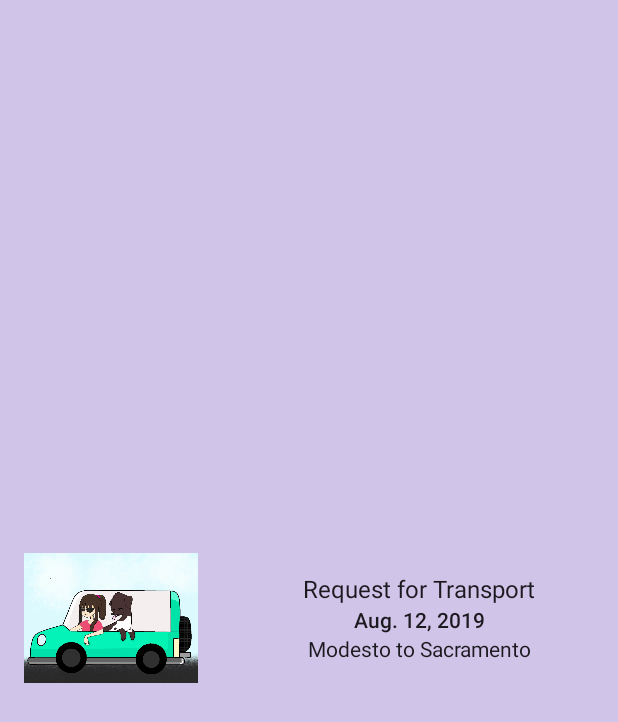
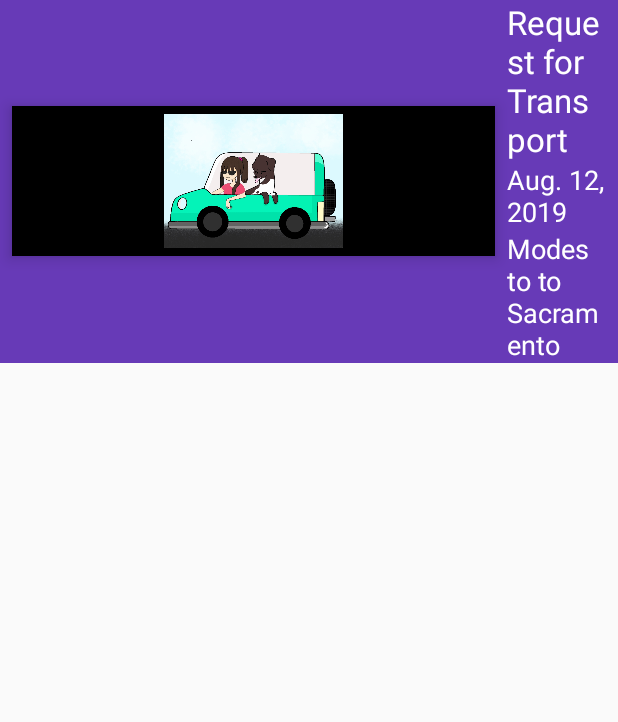
Before and after one commit to Rdy2code/TransportNow, an Android app: the layout transport_widget_provider.xml on its own in the app's theme, with its tools: preview values and no code run, on a phone screen of 412 x 824 dp. Shown: the top 722 px of the screen. Run offline under Robolectric (Android 15) with nearby library versions, the phone set to English and light mode, and no system bars.

Commit message:
Optimize layout for widget. Add PendingIntent to launch MainActivity.

```diff
--- /dev/null
+++ b/app/src/main/res/drawable/image_border.xml
@@ -0,0 +1,8 @@
+<?xml version="1.0" encoding="UTF-8"?>
+<shape
+    xmlns:android="http://schemas.android.com/apk/res/android">
+    <solid android:color="#000000" />
+    <stroke android:width="1dp" android:color="#000000" />
+    <padding android:left="1dp" android:top="1dp" android:right="1dp"
+        android:bottom="1dp" />
+</shape>
--- a/app/src/main/res/layout/transport_widget_provider.xml
+++ b/app/src/main/res/layout/transport_widget_provider.xml
@@ -3,30 +3,34 @@
     xmlns:android="http://schemas.android.com/apk/res/android"
     xmlns:app="http://schemas.android.com/apk/res-auto"
     xmlns:tools="http://schemas.android.com/tools"
-    android:layout_width="match_parent"
-    android:layout_height="match_parent"
+    android:layout_width="wrap_content"
+    android:layout_height="wrap_content"
     android:layout_margin="@dimen/widget_margin"
-    android:background="@color/colorPrimaryLight"
-    android:orientation="horizontal">
+    android:orientation="horizontal"
+    android:background="@color/colorPrimary">
 
     <ImageView
         android:id="@+id/widget_image"
         android:layout_width="0dp"
-        android:layout_height="wrap_content"
+        android:layout_height="100dp"
         android:layout_weight="1"
         android:contentDescription="@string/app_icon_image"
         android:src="@drawable/launch_icon"
-        android:layout_margin="@dimen/standard_padding_margin"
-        android:layout_gravity="center">
+        android:layout_margin="8dp"
+        android:layout_gravity="left|center_vertical"
+        android:elevation="6dp"
+        android:background="@drawable/image_border"
+        android:padding="5dp"
+        android:cropToPadding="true">
     </ImageView>
 
     <LinearLayout
         android:layout_width="0dp"
         android:layout_height="wrap_content"
-        android:layout_margin="@dimen/standard_padding_margin"
         android:orientation="vertical"
         android:layout_weight="2"
-        android:layout_gravity="center">
+        android:layout_gravity="left|center_vertical"
+        android:layout_marginRight="8dp">
 
         <TextView
             android:id="@+id/appwidget_text_title"
@@ -34,17 +38,18 @@
             android:layout_height="wrap_content"
             android:contentDescription="@string/appwidget_text"
             android:text="Request for Transport"
-            android:textAppearance="@style/TextAppearance.AppCompat.Menu"
-            android:layout_gravity="center"/>
+            android:textSize="22sp"
+            android:layout_gravity="center"
+            android:textColor="@android:color/white"/>
 
         <TextView
             android:id="@+id/appwidget_text_date"
             android:layout_width="wrap_content"
             android:layout_height="wrap_content"
             android:layout_gravity="center"
-            android:layout_margin="@dimen/widget_margin"
-            android:textAppearance="@style/TextAppearance.AppCompat.Body2"
-            tools:text="Aug. 12, 2019">
+            android:textSize="18sp"
+            tools:text="Aug. 12, 2019"
+            android:textColor="@android:color/white">
         </TextView>
 
         <TextView
@@ -52,8 +57,9 @@
             android:layout_width="wrap_content"
             android:layout_height="wrap_content"
             android:layout_gravity="center"
-            android:textAppearance="@style/TextAppearance.AppCompat.Body1"
-            tools:text="Modesto to Sacramento">
+            android:textSize="18sp"
+            tools:text="Modesto to Sacramento"
+            android:textColor="@android:color/white">
         </TextView>
     </LinearLayout>
 </LinearLayout>
--- a/app/src/main/res/xml/transport_widget_provider_info.xml
+++ b/app/src/main/res/xml/transport_widget_provider_info.xml
@@ -5,7 +5,7 @@
     xmlns:android="http://schemas.android.com/apk/res/android"
     android:initialKeyguardLayout="@layout/transport_widget_provider"
     android:initialLayout="@layout/transport_widget_provider"
-    android:minWidth="100dp"
+    android:minWidth="200dp"
     android:minHeight="60dp"
     android:previewImage="@drawable/launch_icon"
     android:resizeMode="horizontal|vertical"
```
